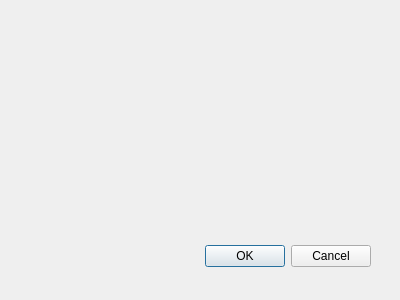
Above: keysmappingdialog.ui from HankHenshaw/Chip8Qt before the change. Below: the same form after it.
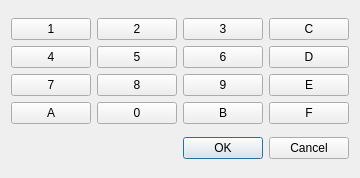
That is the form after the change.

Patch:
```diff
--- a/keysmappingdialog.ui
+++ b/keysmappingdialog.ui
@@ -8,29 +8,141 @@
    <rect>
     <x>0</x>
     <y>0</y>
-    <width>400</width>
-    <height>300</height>
+    <width>340</width>
+    <height>178</height>
    </rect>
   </property>
   <property name="windowTitle">
    <string>Dialog</string>
   </property>
-  <widget class="QDialogButtonBox" name="buttonBox">
-   <property name="geometry">
-    <rect>
-     <x>30</x>
-     <y>240</y>
-     <width>341</width>
-     <height>32</height>
-    </rect>
-   </property>
-   <property name="orientation">
-    <enum>Qt::Horizontal</enum>
-   </property>
-   <property name="standardButtons">
-    <set>QDialogButtonBox::Cancel|QDialogButtonBox::Ok</set>
-   </property>
-  </widget>
+  <layout class="QVBoxLayout" name="verticalLayout">
+   <item>
+    <layout class="QGridLayout" name="gridLayout">
+     <item row="0" column="0">
+      <widget class="QPushButton" name="B_pushButton">
+       <property name="text">
+        <string>1</string>
+       </property>
+      </widget>
+     </item>
+     <item row="0" column="1">
+      <widget class="QPushButton" name="C_pushButton">
+       <property name="text">
+        <string>2</string>
+       </property>
+      </widget>
+     </item>
+     <item row="0" column="2">
+      <widget class="QPushButton" name="D_pushButton">
+       <property name="text">
+        <string>3</string>
+       </property>
+      </widget>
+     </item>
+     <item row="0" column="3">
+      <widget class="QPushButton" name="M_pushButton">
+       <property name="text">
+        <string>C</string>
+       </property>
+      </widget>
+     </item>
+     <item row="1" column="0">
+      <widget class="QPushButton" name="E_pushButton">
+       <property name="text">
+        <string>4</string>
+       </property>
+      </widget>
+     </item>
+     <item row="1" column="1">
+      <widget class="QPushButton" name="F_pushButton">
+       <property name="text">
+        <string>5</string>
+       </property>
+      </widget>
+     </item>
+     <item row="1" column="2">
+      <widget class="QPushButton" name="G_pushButton">
+       <property name="text">
+        <string>6</string>
+       </property>
+      </widget>
+     </item>
+     <item row="1" column="3">
+      <widget class="QPushButton" name="N_pushButton">
+       <property name="text">
+        <string>D</string>
+       </property>
+      </widget>
+     </item>
+     <item row="2" column="0">
+      <widget class="QPushButton" name="H_pushButton">
+       <property name="text">
+        <string>7</string>
+       </property>
+      </widget>
+     </item>
+     <item row="2" column="1">
+      <widget class="QPushButton" name="I_pushButton">
+       <property name="text">
+        <string>8</string>
+       </property>
+      </widget>
+     </item>
+     <item row="2" column="2">
+      <widget class="QPushButton" name="J_pushButton">
+       <property name="text">
+        <string>9</string>
+       </property>
+      </widget>
+     </item>
+     <item row="2" column="3">
+      <widget class="QPushButton" name="O_pushButton">
+       <property name="text">
+        <string>E</string>
+       </property>
+      </widget>
+     </item>
+     <item row="3" column="0">
+      <widget class="QPushButton" name="K_pushButton">
+       <property name="text">
+        <string>A</string>
+       </property>
+      </widget>
+     </item>
+     <item row="3" column="1">
+      <widget class="QPushButton" name="A_pushButton">
+       <property name="text">
+        <string>0</string>
+       </property>
+      </widget>
+     </item>
+     <item row="3" column="2">
+      <widget class="QPushButton" name="L_pushButton">
+       <property name="text">
+        <string>B</string>
+       </property>
+      </widget>
+     </item>
+     <item row="3" column="3">
+      <widget class="QPushButton" name="P_pushButton">
+       <property name="text">
+        <string>F</string>
+       </property>
+      </widget>
+     </item>
+    </layout>
+   </item>
+   <item>
+    <widget class="QDialogButtonBox" name="buttonBox">
+     <property name="orientation">
+      <enum>Qt::Horizontal</enum>
+     </property>
+     <property name="standardButtons">
+      <set>QDialogButtonBox::Cancel|QDialogButtonBox::Ok</set>
+     </property>
+    </widget>
+   </item>
+  </layout>
  </widget>
  <pixmapfunction/>
  <resources/>
```
Left out of the diff: 5 changed lines with no effect on the pictures.
